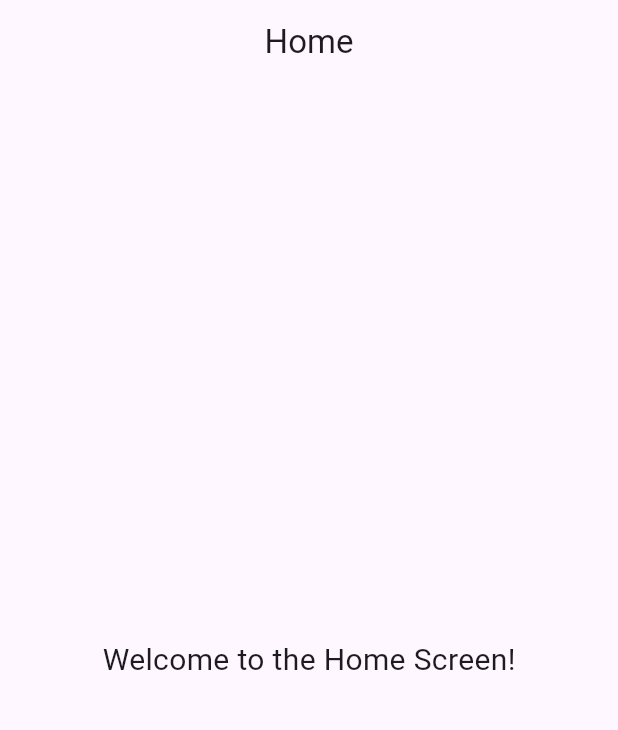
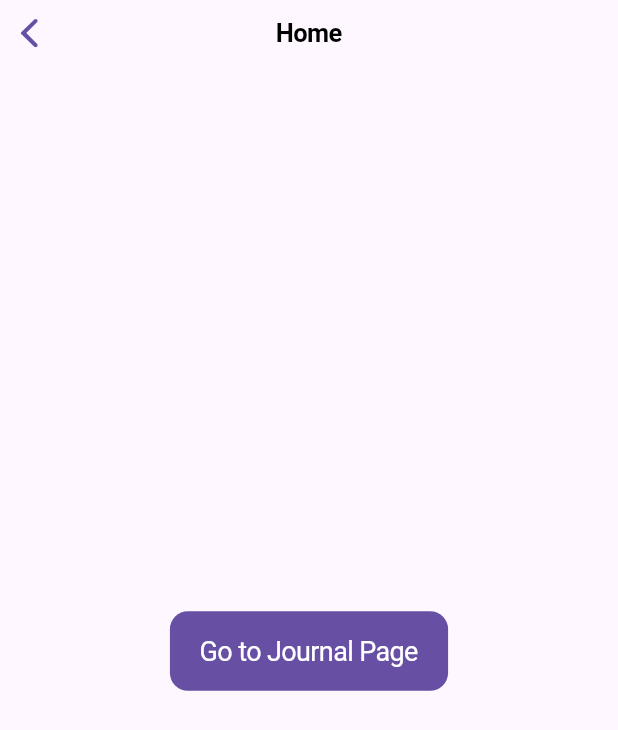
Before and after one commit to BordianuRaul/Early-Discovery-of-Anxiety-Depression-in-Teenagers-Using-Digital-Tools, a Flutter app: the HomeScreen screen opened directly, on a phone screen of 412 x 824 dp. Shown: the top 730 px of the screen. Run offline on Flutter 3.47's test engine with Material 3 defaults, Android fonts, the phone set to English and light mode, and no system bars.

Commit message:
frontend part for journal and local host url in backend

```diff
--- /dev/null
+++ b/FrontendMobile/lib/src/model/journal.dart
@@ -0,0 +1,13 @@
+
+class Journal {
+  String content;
+
+  Journal({required this.content});
+
+  Map<String, dynamic> toJson() {
+    return {
+      'content': content,
+    };
+  }
+
+}
--- a/FrontendMobile/lib/src/screens/home_screen.dart
+++ b/FrontendMobile/lib/src/screens/home_screen.dart
@@ -1,20 +1,31 @@
 import 'package:flutter/cupertino.dart';
-import 'package:flutter/material.dart';
+import 'package:frontend_mobile/src/screens/journal_input_screen.dart';
 
 class HomeScreen extends StatelessWidget {
   @override
   Widget build(BuildContext context) {
-    return Scaffold(
-      appBar: AppBar(
-        title: Text('Home'),
-        centerTitle: true,
+    return CupertinoPageScaffold(
+      navigationBar: CupertinoNavigationBar(
+        middle: Text('Home', style: CupertinoTheme.of(context).textTheme.navTitleTextStyle),
+        backgroundColor: CupertinoColors.systemIndigo, // Change AppBar color
       ),
-      body: Center(
-        child: Text(
-          'Welcome to the Home Screen!',
-          style: TextStyle(fontSize: 20),
+      child: Center(
+        child: CupertinoButton.filled(
+          onPressed: () => _navigateToJournalInputScreen(context),
+          child: Text(
+            'Go to Journal Page',
+            style: TextStyle(fontSize: 18.0),
+          ),
         ),
       ),
     );
   }
+
+  // Separate method to handle navigation
+  void _navigateToJournalInputScreen(BuildContext context) {
+    Navigator.push(
+      context,
+      CupertinoPageRoute(builder: (context) => JournalInputScreen()),
+    );
+  }
 }
--- a/FrontendMobile/pubspec.yaml
+++ b/FrontendMobile/pubspec.yaml
@@ -19,7 +19,7 @@ publish_to: 'none' # Remove this line if you wish to publish to pub.dev
 version: 1.0.0+1
 
 environment:
-  sdk: ^3.5.4
+  sdk: ">=2.12.0 <3.0.0"
 
 # Dependencies specify other packages that your package needs in order to work.
 # To automatically upgrade your package dependencies to the latest versions
@@ -62,7 +62,7 @@ flutter:
   uses-material-design: true
 
 assets:
-  logo.png
+  - assets/logo.png
 
   # An image asset can refer to one or more resolution-specific "variants", see
   # https://flutter.dev/to/resolution-aware-images
```
Also changed, not shown: FrontendMobile/lib/src/screens/journal_input_screen.dart (added, +9 -0 lines), FrontendMobile/lib/src/state/journal_input_state.dart (added, +88 -0 lines), FrontendMobile/pubspec.lock, 3 other files.
